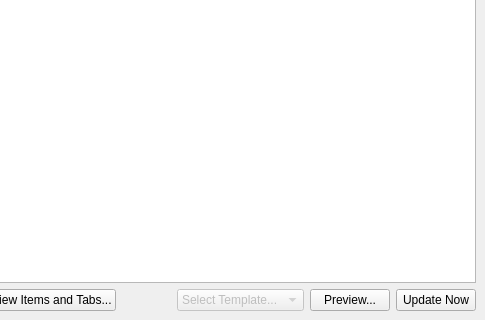
First picture: the form in plugins/AdamantShop/shopviewer.ui, repository Novynn/Adamant, before the edit; both pictures show x 369 to 854 and y 362 to 682 of the 854 by 682 pixel window.
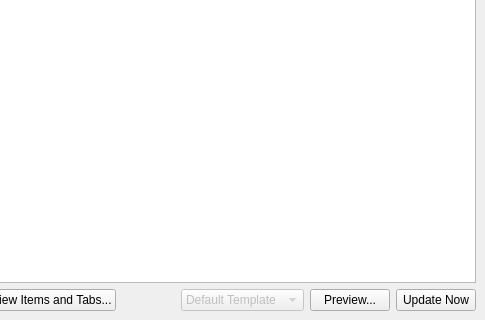
Second picture: the form after the edit. Custom widgets are drawn as their Qt base class.

Patch:
```diff
--- a/plugins/AdamantShop/shopviewer.ui
+++ b/plugins/AdamantShop/shopviewer.ui
@@ -256,11 +256,11 @@
             <string>Coming soon!</string>
            </property>
            <property name="currentText">
-            <string>Select Template...</string>
+            <string>Default Template</string>
            </property>
            <item>
             <property name="text">
-             <string>Select Template...</string>
+             <string>Default Template</string>
             </property>
            </item>
           </widget>
```
